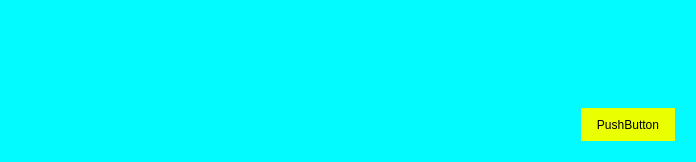
Qt form task.ui (TasFoster/TODO) before a commit.
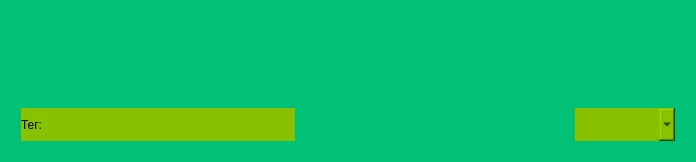
The same form after that commit.

```diff
--- a/task.ui
+++ b/task.ui
@@ -17,7 +17,7 @@
    <bool>false</bool>
   </property>
   <property name="styleSheet">
-   <string notr="true">background:rgb(2, 251, 255);
+   <string notr="true">background:#00c176;
 border-radius: 25px;</string>
   </property>
   <layout class="QVBoxLayout" name="verticalLayout">
@@ -39,6 +39,8 @@
       <number>10</number>
      </property>
      <item>
+      <layout class="QHBoxLayout" name="horizontalLayout_3">
+       <item>
       <widget class="QTextBrowser" name="title">
        <property name="sizePolicy">
         <sizepolicy hsizetype="Expanding" vsizetype="Expanding">
@@ -55,6 +57,22 @@
       </widget>
      </item>
      <item>
+        <widget class="QLabel" name="Create_Atlabel">
+         <property name="text">
+          <string/>
+         </property>
+        </widget>
+       </item>
+       <item>
+        <widget class="QLabel" name="Deadlinelabel">
+         <property name="text">
+          <string/>
+         </property>
+        </widget>
+       </item>
+      </layout>
+     </item>
+     <item>
       <widget class="QTextBrowser" name="description">
        <property name="maximumSize">
         <size>
@@ -67,10 +85,18 @@
      <item>
       <layout class="QHBoxLayout" name="horizontalLayout">
        <property name="leftMargin">
-        <number>560</number>
+        <number>0</number>
        </property>
        <item>
-        <widget class="QPushButton" name="pushButton">
+        <layout class="QHBoxLayout" name="horizontalLayout_2">
+         <property name="spacing">
+          <number>0</number>
+         </property>
+         <property name="sizeConstraint">
+          <enum>QLayout::SizeConstraint::SetNoConstraint</enum>
+         </property>
+         <item>
+          <widget class="QLabel" name="label">
          <property name="sizePolicy">
           <sizepolicy hsizetype="Expanding" vsizetype="Expanding">
            <horstretch>0</horstretch>
@@ -80,17 +106,58 @@
          <property name="maximumSize">
           <size>
            <width>100</width>
-           <height>50</height>
-          </size>
-         </property>
-         <property name="autoFillBackground">
-          <bool>false</bool>
-         </property>
+             <height>16777215</height>
+            </size>
+           </property>
+           <property name="styleSheet">
+            <string notr="true">background:#88c100</string>
+           </property>
+           <property name="text">
+            <string>Тег:</string>
+           </property>
+          </widget>
+         </item>
+         <item>
+          <widget class="QLabel" name="Taglabel">
          <property name="styleSheet">
-          <string notr="true">background:rgb(234, 255, 0);</string>
+            <string notr="true">background:#88c100</string>
          </property>
          <property name="text">
-          <string>PushButton</string>
+            <string/>
+           </property>
+          </widget>
+         </item>
+        </layout>
+       </item>
+       <item>
+        <spacer name="horizontalSpacer">
+         <property name="orientation">
+          <enum>Qt::Orientation::Horizontal</enum>
+         </property>
+         <property name="sizeHint" stdset="0">
+          <size>
+           <width>200</width>
+           <height>20</height>
+          </size>
+         </property>
+        </spacer>
+       </item>
+       <item>
+        <widget class="QComboBox" name="comboBox">
+         <property name="sizePolicy">
+          <sizepolicy hsizetype="Expanding" vsizetype="Expanding">
+           <horstretch>0</horstretch>
+           <verstretch>0</verstretch>
+          </sizepolicy>
+         </property>
+         <property name="maximumSize">
+          <size>
+           <width>100</width>
+           <height>16777215</height>
+          </size>
+         </property>
+         <property name="styleSheet">
+          <string notr="true">background:#88c100</string>
          </property>
         </widget>
        </item>
```
Lines whose indentation alone changed are shown as unchanged.
